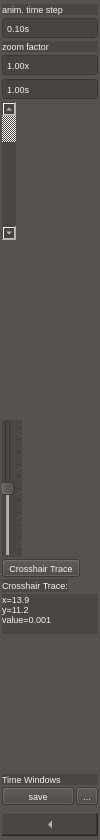
This is src/pyphoplacecellanalysis/GUI/Qt/ZoomAndNavigationSidebarControls/Spike3DRasterLeftSidebarControlBarWidget.ui in CommanderPho/pyPhoPlaceCellAnalysis as Qt 5 draws it before an edit. The edited form follows.
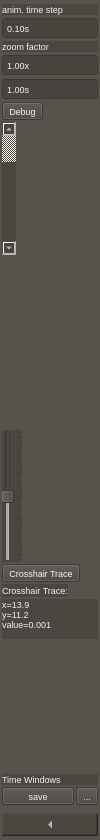
This is the edited form. Icons and pictures are not drawn. Custom widgets are drawn as their Qt base class.

Commit message: enable_debug_print

The edit to the form file:
```diff
--- a/src/pyphoplacecellanalysis/GUI/Qt/ZoomAndNavigationSidebarControls/Spike3DRasterLeftSidebarControlBarWidget.ui
+++ b/src/pyphoplacecellanalysis/GUI/Qt/ZoomAndNavigationSidebarControls/Spike3DRasterLeftSidebarControlBarWidget.ui
@@ -58,7 +58,7 @@
     <number>0</number>
    </property>
    <item>
-    <layout class="QVBoxLayout" name="verticalLayout" stretch="0,0,0,0,0,0,0,0,0,0,0,0,0,0,0,0">
+    <layout class="QVBoxLayout" name="verticalLayout" stretch="0,0,0,0,0,0,0,0,0,0,0,0,0,0,0,0,0">
      <property name="leftMargin">
       <number>2</number>
      </property>
@@ -157,6 +157,34 @@
        </property>
       </widget>
      </item>
+     <item>
+      <widget class="QToolButton" name="btnToggleDebugEnabled">
+       <property name="toolTip">
+        <string>Toggle Debug Printing</string>
+       </property>
+       <property name="statusTip">
+        <string>Toggle Debug Printing</string>
+       </property>
+       <property name="whatsThis">
+        <string>Toggle Debug Printing</string>
+       </property>
+       <property name="text">
+        <string>Debug</string>
+       </property>
+       <property name="icon">
+        <iconset theme="SP_MessageBoxInformation"/>
+       </property>
+       <property name="iconSize">
+        <size>
+         <width>24</width>
+         <height>24</height>
+        </size>
+       </property>
+       <property name="checkable">
+        <bool>true</bool>
+       </property>
+      </widget>
+     </item>
      <item>
       <widget class="QScrollBar" name="verticalScrollBar">
        <property name="enabled">
```
The commit also changes 1 other file.
